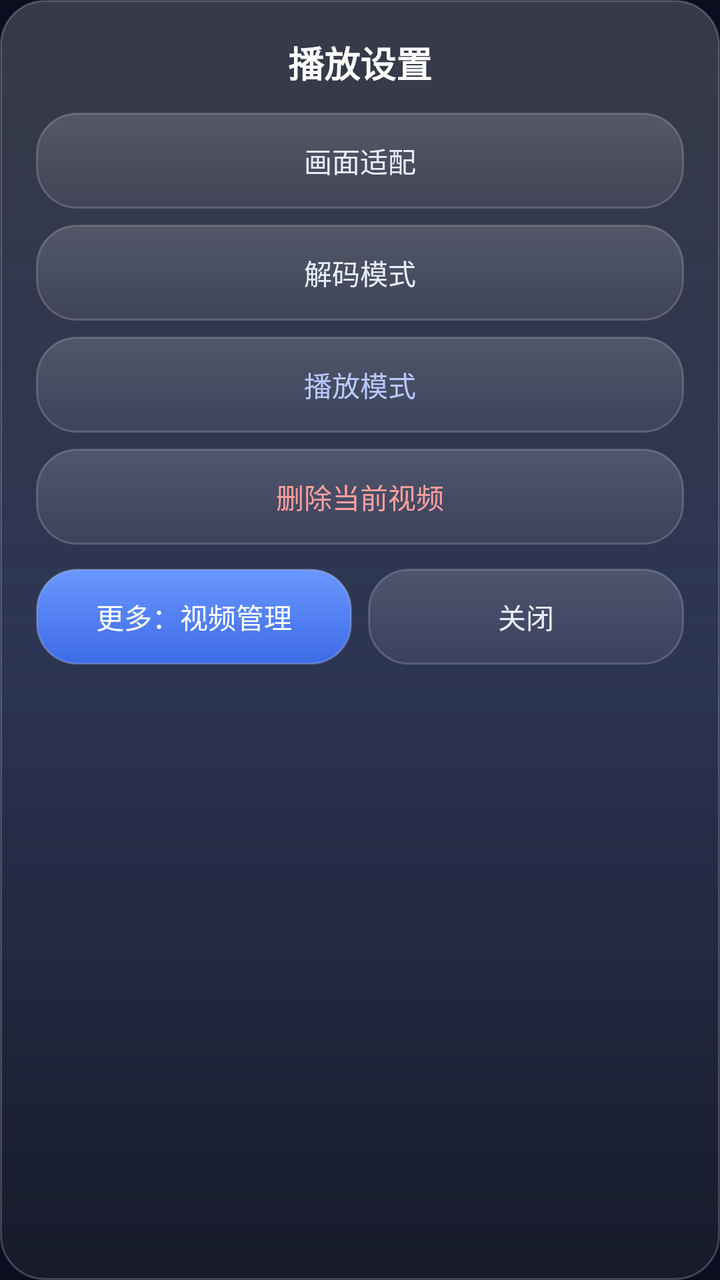
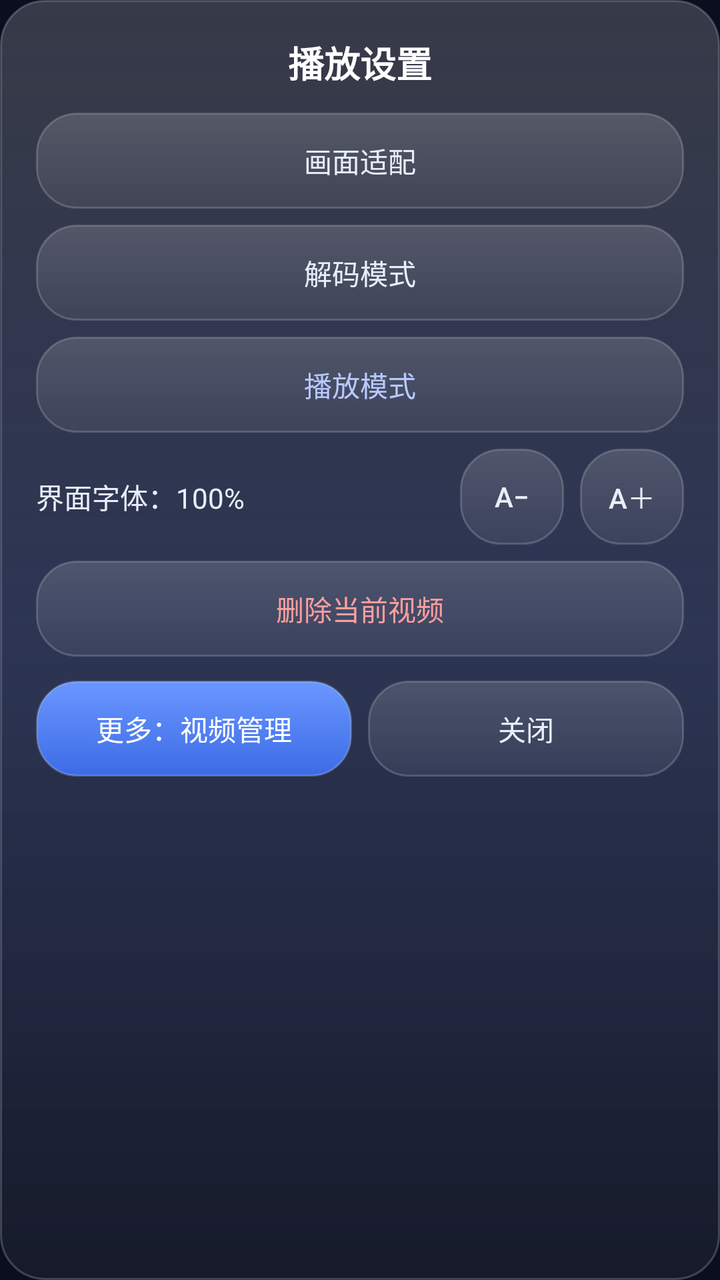

Before-and-after screenshots of an Android layout around one commit, followed by the original layout XML and the change that was made.
<!-- AndroidManifest.xml: application theme Theme.MyApplication -->
<!-- res/layout/dialog_player_menu.xml -->
<?xml version="1.0" encoding="utf-8"?>
<LinearLayout xmlns:android="http://schemas.android.com/apk/res/android"
    android:layout_width="match_parent"
    android:layout_height="wrap_content"
    android:background="@drawable/glass_panel"
    android:orientation="vertical"
    android:padding="18dp">

    <TextView
        android:layout_width="match_parent"
        android:layout_height="wrap_content"
        android:gravity="center"
        android:text="播放设置"
        android:textColor="#FFFFFF"
        android:textSize="18sp"
        android:textStyle="bold" />

    <Button
        android:id="@+id/menu_display"
        android:layout_width="match_parent"
        android:layout_height="48dp"
        android:layout_marginTop="12dp"
        android:background="@drawable/glass_button"
        android:text="画面适配"
        android:textColor="#E8EEF9"
        android:textSize="14sp" />

    <Button
        android:id="@+id/menu_decode"
        android:layout_width="match_parent"
        android:layout_height="48dp"
        android:layout_marginTop="8dp"
        android:background="@drawable/glass_button"
        android:text="解码模式"
        android:textColor="#E8EEF9"
        android:textSize="14sp" />

    <Button
        android:id="@+id/menu_mode"
        android:layout_width="match_parent"
        android:layout_height="48dp"
        android:layout_marginTop="8dp"
        android:background="@drawable/glass_button"
        android:text="播放模式"
        android:textColor="#B9C9FF"
        android:textSize="14sp" />

    <Button
        android:id="@+id/menu_delete"
        android:layout_width="match_parent"
        android:layout_height="48dp"
        android:layout_marginTop="8dp"
        android:background="@drawable/glass_button"
        android:text="删除当前视频"
        android:textColor="#FF9E9E"
        android:textSize="14sp" />

    <LinearLayout
        android:layout_width="match_parent"
        android:layout_height="wrap_content"
        android:layout_marginTop="12dp"
        android:orientation="horizontal">

        <Button
            android:id="@+id/menu_more"
            android:layout_width="0dp"
            android:layout_height="48dp"
            android:layout_weight="1"
            android:layout_marginEnd="8dp"
            android:background="@drawable/glass_button_accent"
            android:text="更多：视频管理"
            android:textColor="#FFFFFF"
            android:textSize="14sp" />

        <Button
            android:id="@+id/menu_close"
            android:layout_width="0dp"
            android:layout_height="48dp"
            android:layout_weight="1"
            android:background="@drawable/glass_button"
            android:text="关闭"
            android:textColor="#E8EEF9"
            android:textSize="14sp" />
    </LinearLayout>
</LinearLayout>
<!-- resources referenced by this layout -->
<resources>
  <!-- drawable glass_button (drawable) -->
  <?xml version="1.0" encoding="utf-8"?>
  <selector xmlns:android="http://schemas.android.com/apk/res/android">
      <item android:state_pressed="true">
          <shape android:shape="rectangle">
              <gradient
                  android:angle="270"
                  android:startColor="#45FFFFFF"
                  android:endColor="#22FFFFFF" />
              <stroke
                  android:width="1dp"
                  android:color="#4DFFFFFF" />
              <corners android:radius="20dp" />
          </shape>
      </item>
      <item>
          <shape android:shape="rectangle">
              <gradient
                  android:angle="270"
                  android:startColor="#28FFFFFF"
                  android:endColor="#10FFFFFF" />
              <stroke
                  android:width="1dp"
                  android:color="#2EFFFFFF" />
              <corners android:radius="20dp" />
          </shape>
      </item>
  </selector>
  <!-- drawable glass_button_accent (drawable) -->
  <?xml version="1.0" encoding="utf-8"?>
  <selector xmlns:android="http://schemas.android.com/apk/res/android">
      <item android:state_pressed="true">
          <shape android:shape="rectangle">
              <gradient
                  android:angle="270"
                  android:startColor="#7DA8FF"
                  android:endColor="#4A76EC" />
              <stroke
                  android:width="1dp"
                  android:color="#59FFFFFF" />
              <corners android:radius="20dp" />
          </shape>
      </item>
      <item>
          <shape android:shape="rectangle">
              <gradient
                  android:angle="270"
                  android:startColor="#6A97FF"
                  android:endColor="#3D6BE6" />
              <stroke
                  android:width="1dp"
                  android:color="#33FFFFFF" />
              <corners android:radius="20dp" />
          </shape>
      </item>
  </selector>
  <!-- drawable glass_panel (drawable) -->
  <?xml version="1.0" encoding="utf-8"?>
  <shape xmlns:android="http://schemas.android.com/apk/res/android"
      android:shape="rectangle">
      <gradient
          android:angle="270"
          android:startColor="#2EFFFFFF"
          android:endColor="#0CFFFFFF" />
      <stroke
          android:width="1dp"
          android:color="#33FFFFFF" />
      <corners android:radius="22dp" />
  </shape>
  <style name="Theme.MyApplication" parent="android:Theme.Material.NoActionBar">
          <item name="android:windowBackground">@drawable/bg_window</item>
          <item name="android:statusBarColor">#66000000</item>
          <item name="android:navigationBarColor">#66000000</item>
      </style>
  <!-- drawable bg_window (drawable) -->
  <?xml version="1.0" encoding="utf-8"?>
  <shape xmlns:android="http://schemas.android.com/apk/res/android"
      android:shape="rectangle">
      <gradient
          android:angle="270"
          android:startColor="#0A0E1F"
          android:centerColor="#111B3E"
          android:endColor="#0A0E1F" />
  </shape>
</resources>

<!-- the commit's change to res/layout/dialog_player_menu.xml (unified diff, before → after) -->
@@ -18,9 +18,10 @@
     <Button
         android:id="@+id/menu_display"
         android:layout_width="match_parent"
-        android:layout_height="48dp"
+        android:layout_height="wrap_content"
         android:layout_marginTop="12dp"
         android:background="@drawable/glass_button"
+        android:minHeight="48dp"
         android:text="画面适配"
         android:textColor="#E8EEF9"
         android:textSize="14sp" />
@@ -28,9 +29,10 @@
     <Button
         android:id="@+id/menu_decode"
         android:layout_width="match_parent"
-        android:layout_height="48dp"
+        android:layout_height="wrap_content"
         android:layout_marginTop="8dp"
         android:background="@drawable/glass_button"
+        android:minHeight="48dp"
         android:text="解码模式"
         android:textColor="#E8EEF9"
         android:textSize="14sp" />
@@ -38,19 +40,62 @@
     <Button
         android:id="@+id/menu_mode"
         android:layout_width="match_parent"
-        android:layout_height="48dp"
+        android:layout_height="wrap_content"
         android:layout_marginTop="8dp"
         android:background="@drawable/glass_button"
+        android:minHeight="48dp"
         android:text="播放模式"
         android:textColor="#B9C9FF"
         android:textSize="14sp" />
 
+    
+    <LinearLayout
+        android:layout_width="match_parent"
+        android:layout_height="wrap_content"
+        android:layout_marginTop="8dp"
+        android:gravity="center_vertical"
+        android:orientation="horizontal">
+
+        <TextView
+            android:id="@+id/text_font_scale"
+            android:layout_width="0dp"
+            android:layout_height="wrap_content"
+            android:layout_weight="1"
+            android:text="界面字体：100%"
+            android:textColor="#E8EEF9"
+            android:textSize="14sp" />
+
+        <Button
+            android:id="@+id/menu_font_down"
+            android:layout_width="wrap_content"
+            android:layout_height="wrap_content"
+            android:layout_marginEnd="8dp"
+            android:background="@drawable/glass_button"
+            android:minHeight="48dp"
+            android:minWidth="52dp"
+            android:text="A−"
+            android:textColor="#E8EEF9"
+            android:textSize="14sp" />
+
+        <Button
+            android:id="@+id/menu_font_up"
+            android:layout_width="wrap_content"
+            android:layout_height="wrap_content"
+            android:background="@drawable/glass_button"
+            android:minHeight="48dp"
+            android:minWidth="52dp"
+            android:text="A＋"
+            android:textColor="#E8EEF9"
+            android:textSize="14sp" />
+    </LinearLayout>
+
     <Button
         android:id="@+id/menu_delete"
         android:layout_width="match_parent"
-        android:layout_height="48dp"
+        android:layout_height="wrap_content"
         android:layout_marginTop="8dp"
         android:background="@drawable/glass_button"
+        android:minHeight="48dp"
         android:text="删除当前视频"
         android:textColor="#FF9E9E"
         android:textSize="14sp" />
@@ -64,10 +109,11 @@
         <Button
             android:id="@+id/menu_more"
             android:layout_width="0dp"
-            android:layout_height="48dp"
+            android:layout_height="wrap_content"
             android:layout_weight="1"
             android:layout_marginEnd="8dp"
             android:background="@drawable/glass_button_accent"
+            android:minHeight="48dp"
             android:text="更多：视频管理"
             android:textColor="#FFFFFF"
             android:textSize="14sp" />
@@ -75,9 +121,10 @@
         <Button
             android:id="@+id/menu_close"
             android:layout_width="0dp"
-            android:layout_height="48dp"
+            android:layout_height="wrap_content"
             android:layout_weight="1"
             android:background="@drawable/glass_button"
+            android:minHeight="48dp"
             android:text="关闭"
             android:textColor="#E8EEF9"
             android:textSize="14sp" />
